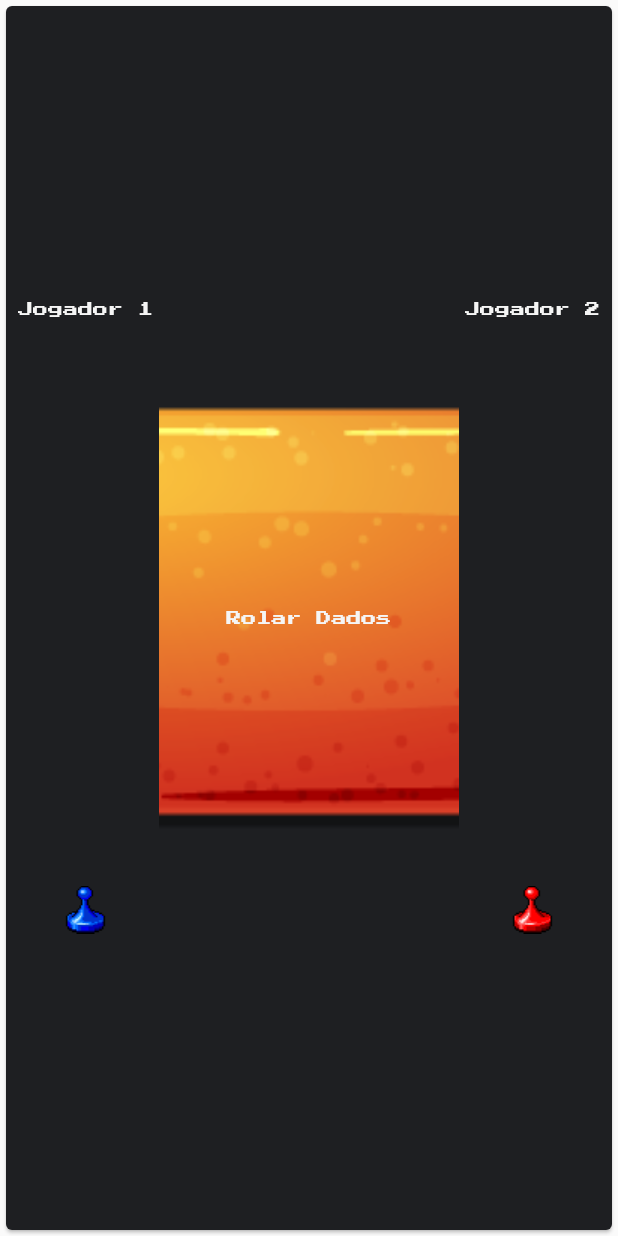
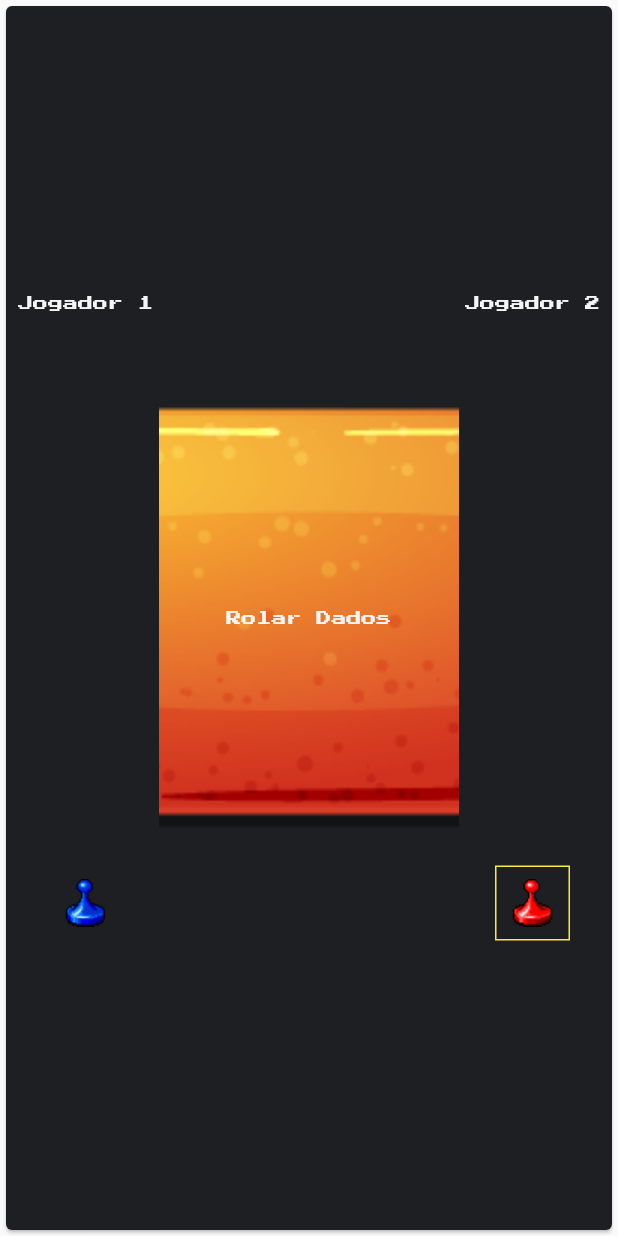
Before and after one commit to dieferomanoski/snake-and-ladders, a Flutter app: the BottomPlayers widget shown alone on an empty page, opened directly with empty values, on a phone screen of 412 x 824 dp. Run offline on Flutter 3.47's test engine with Material 2 defaults, Android fonts, the phone set to English and light mode, and no system bars; our stand-ins replace google_fonts, motion_toast.

Commit message:
Ajustes finais

```diff
--- a/snake_and_ladders/lib/controllers/cobraEscadas.dart
+++ b/snake_and_ladders/lib/controllers/cobraEscadas.dart
@@ -44,9 +44,6 @@ class CobrasEscadas {
     'color': Colors.greenAccent,
     'image': AssetsModel.playerBlue
   };
-
-  bool isEscada = false;
-  bool isSnake = false;
 
   rollDice(BuildContext context) {
     randomIntForDiceOne = Random().nextInt(6);
--- a/snake_and_ladders/lib/ui/home/components/board_grid.widget.dart
+++ b/snake_and_ladders/lib/ui/home/components/board_grid.widget.dart
@@ -3,7 +3,6 @@ import 'package:snake_and_ladders/models/cobras_escadas.model.dart';
 import 'package:snake_and_ladders/models/jogador.model.dart';
 import 'package:snake_and_ladders/shared/utils/assets.model.dart';
 import 'package:snake_and_ladders/shared/utils/colors/colors.dart';
-import 'package:snake_and_ladders/stores/jogador.store.dart';
 
 class BoardGrid extends StatelessWidget {
   final JogadorModel jogador1;
--- a/snake_and_ladders/lib/ui/home/components/bottom_players.widget.dart
+++ b/snake_and_ladders/lib/ui/home/components/bottom_players.widget.dart
@@ -2,11 +2,13 @@ import 'package:flutter/material.dart';
 import 'package:snake_and_ladders/shared/utils/assets.model.dart';
 import 'package:snake_and_ladders/shared/utils/colors/colors.dart';
 import 'package:snake_and_ladders/shared/utils/textstyles.model.dart';
-import 'package:snake_and_ladders/stores/jogo.store.dart';
 
 class BottomPlayers extends StatelessWidget {
   final Function callback;
-  const BottomPlayers({Key? key, required this.callback}) : super(key: key);
+  final bool isPlayerOneTurn;
+  const BottomPlayers(
+      {Key? key, required this.callback, this.isPlayerOneTurn = false})
+      : super(key: key);
 
   @override
   Widget build(BuildContext context) {
@@ -26,7 +28,14 @@ class BottomPlayers extends StatelessWidget {
                   "Jogador 1",
                   style: TextStylesModel.press2p.copyWith(fontSize: 10),
                 ),
-                Image.asset(AssetsModel.playerBlue)
+                Container(
+                    padding: EdgeInsets.all(8),
+                    decoration: BoxDecoration(
+                        border: Border.all(
+                            color: !isPlayerOneTurn
+                                ? Colors.transparent
+                                : Colors.yellow)),
+                    child: Image.asset(AssetsModel.playerBlue))
                 // Container(
                 //   color: Colors.greenAccent,
                 //   height: 30,
@@ -65,7 +74,14 @@ class BottomPlayers extends StatelessWidget {
                   "Jogador 2",
                   style: TextStylesModel.press2p.copyWith(fontSize: 10),
                 ),
-                Image.asset(AssetsModel.playerRed)
+                Container(
+                    padding: EdgeInsets.all(8),
+                    decoration: BoxDecoration(
+                        border: Border.all(
+                            color: isPlayerOneTurn
+                                ? Colors.transparent
+                                : Colors.yellow)),
+                    child: Image.asset(AssetsModel.playerRed))
                 // Container(
                 //   color: Colors.brown,
                 //   height: 30,
--- a/snake_and_ladders/pubspec.yaml
+++ b/snake_and_ladders/pubspec.yaml
@@ -29,9 +29,6 @@ environment:
 dependencies:
   flutter:
     sdk: flutter
-  mobx: ^2.0.6+1
-  flutter_mobx: ^2.0.3+2
-  flutter_layout_grid: ^1.0.3
   google_fonts: ^2.2.0
   motion_toast: ^2.1.0
 
@@ -44,8 +41,6 @@ dependencies:
 dev_dependencies:
   flutter_test:
     sdk: flutter
-  build_runner: ^2.1.7
-  mobx_codegen: ^2.0.5+2
 
   # The "flutter_lints" package below contains a set of recommended lints to
   # encourage good coding practices. The lint set provided by the package is
```
Also changed, not shown: snake_and_ladders/lib/stores/jogador.store.dart (deleted, +0 -42 lines), snake_and_ladders/lib/stores/jogo.store.dart (deleted, +0 -60 lines), snake_and_ladders/lib/ui/home/home_page.dart (+20 -12 lines), snake_and_ladders/lib/ui/home/widgets/shake_widget.dart (added, +77 -0 lines), snake_and_ladders/lib/stores/jogador.store.g.dart (deleted), snake_and_ladders/lib/stores/jogo.store.g.dart (deleted), snake_and_ladders/pubspec.lock.
